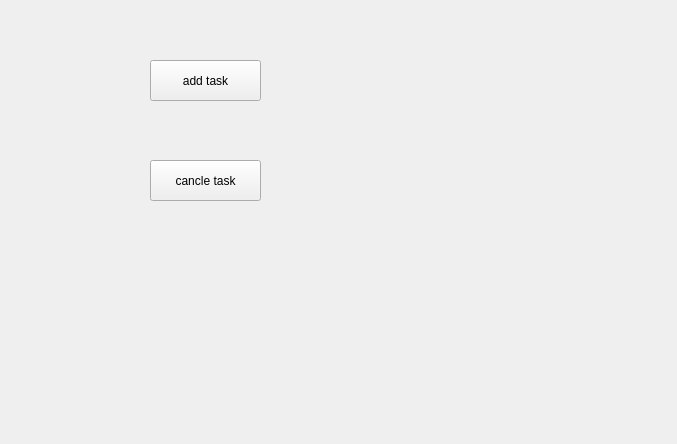
Qt form mainwindow.ui (QZCanon/VideoEdit) before a commit.
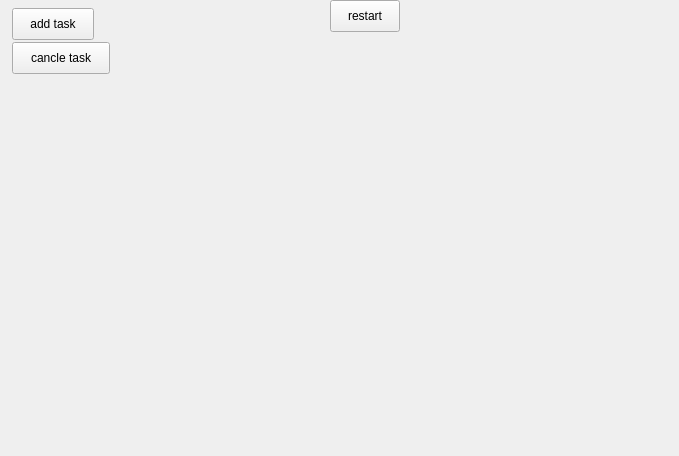
The same form after that commit.

Diff of the .ui file:
```diff
--- a/mainwindow.ui
+++ b/mainwindow.ui
@@ -6,8 +6,8 @@
    <rect>
     <x>0</x>
     <y>0</y>
-    <width>677</width>
-    <height>444</height>
+    <width>679</width>
+    <height>456</height>
    </rect>
   </property>
   <property name="windowTitle">
@@ -17,10 +17,10 @@
    <widget class="QPushButton" name="add_task">
     <property name="geometry">
      <rect>
-      <x>150</x>
-      <y>60</y>
-      <width>111</width>
-      <height>41</height>
+      <x>12</x>
+      <y>8</y>
+      <width>82</width>
+      <height>32</height>
      </rect>
     </property>
     <property name="text">
@@ -30,16 +30,29 @@
    <widget class="QPushButton" name="cancle_task">
     <property name="geometry">
      <rect>
-      <x>150</x>
-      <y>160</y>
-      <width>111</width>
-      <height>41</height>
+      <x>12</x>
+      <y>42</y>
+      <width>98</width>
+      <height>32</height>
      </rect>
     </property>
     <property name="text">
      <string>cancle task</string>
     </property>
    </widget>
+   <widget class="QPushButton" name="restart">
+    <property name="geometry">
+     <rect>
+      <x>330</x>
+      <y>0</y>
+      <width>70</width>
+      <height>32</height>
+     </rect>
+    </property>
+    <property name="text">
+     <string>restart</string>
+    </property>
+   </widget>
   </widget>
  </widget>
  <resources/>
```
